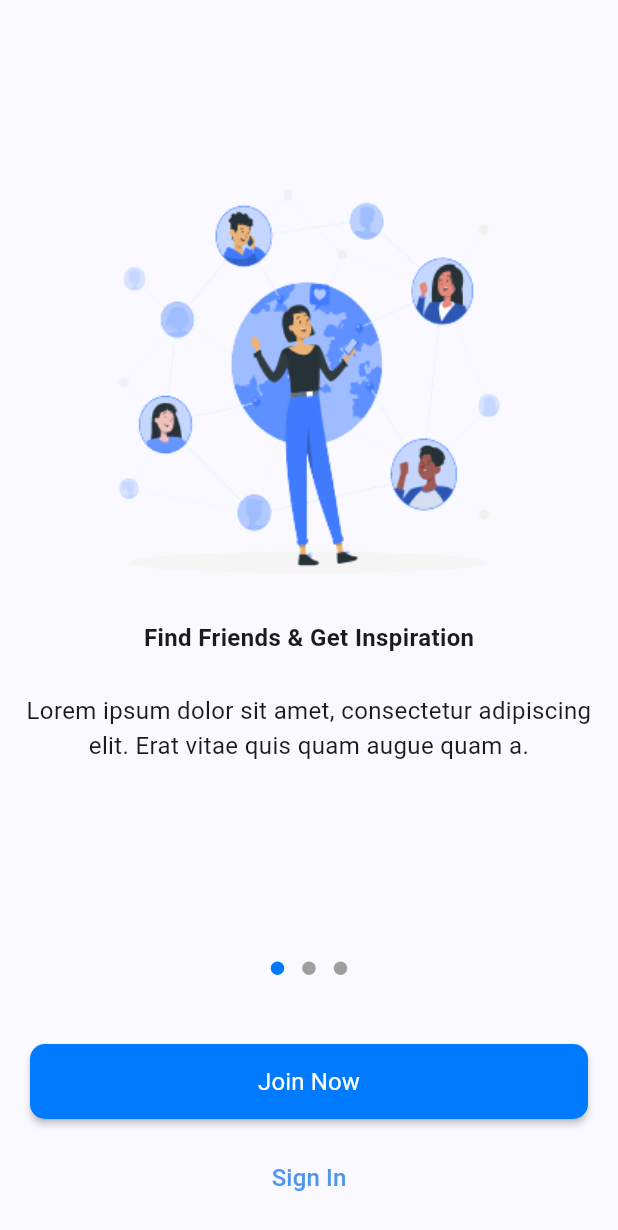
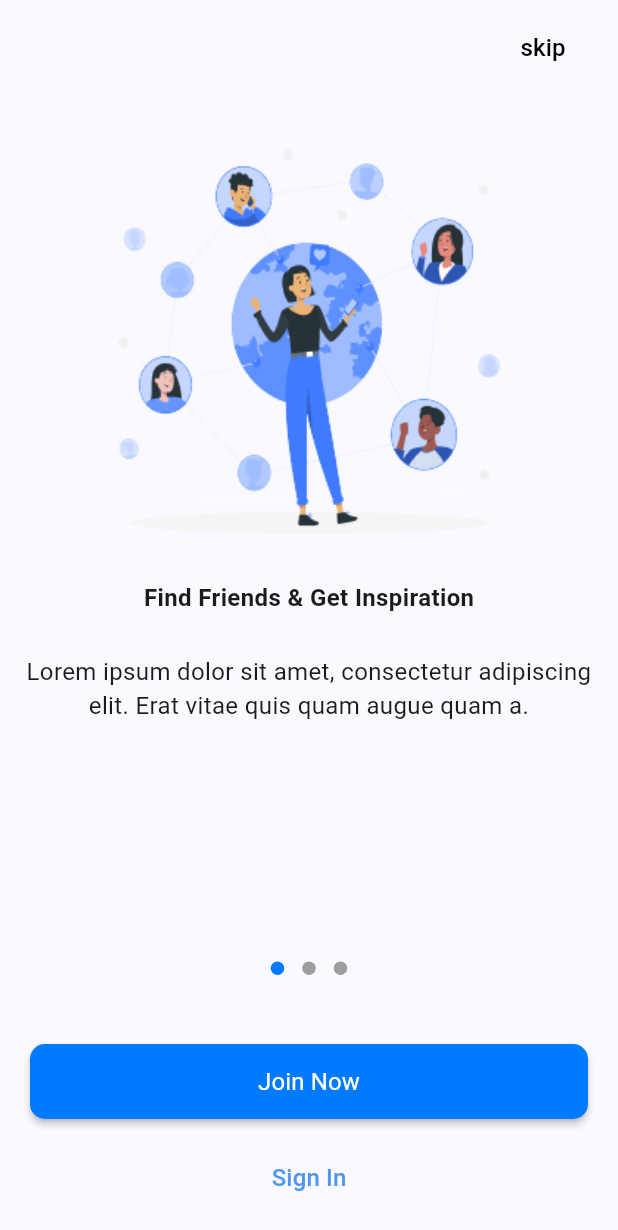
Before and after one commit to Marina59A/social_app, a Flutter app: the screen it shows after launch, on a phone screen of 412 x 824 dp. Shown: the top 1230 px of the screen. Run offline on Flutter 3.47's test engine with Material 3 defaults, Android fonts, the phone set to English and light mode, and no system bars; drawn by our look-alikes of dots_indicator; our stand-ins replace bloc, dartz, firebase_auth, firebase_core, flutter_bloc, get_it and 1 more; accounts and stored records are empty; Roboto replaces fonts that are missing (assets/fonts/Inter_18pt-Regular.ttf).

Commit message:
first commit onBoarding feature

```diff
--- a/lib/features/onBoarding/presentation/widgets/onBoarding_body_view.dart
+++ b/lib/features/onBoarding/presentation/widgets/onBoarding_body_view.dart
@@ -51,8 +51,6 @@ class _PageViewBodyState extends State<PageViewBody> {
                 color: currentPage == 1 || currentPage == 2
                     ? kPrimaryColor
                     : Colors.grey
-
-                // Colors.grey,
                 ),
           ),
           const SizedBox(
--- a/lib/features/onBoarding/presentation/widgets/onBoarding_item.dart
+++ b/lib/features/onBoarding/presentation/widgets/onBoarding_item.dart
@@ -1,4 +1,4 @@
-// ignore_for_file: file_names
+// ignore_for_file: file_names, prefer_const_constructors
 
 import 'package:flutter/material.dart';
 
@@ -7,16 +7,25 @@ class OnBoardingItem extends StatelessWidget {
       {super.key,
       required this.image,
       required this.title,
-      required this.subtitle});
+      required this.subtitle, required this.isVisible});
   final String image, title, subtitle;
+  final bool isVisible;
   @override
   Widget build(BuildContext context) {
     return Scaffold(
       body: Padding(
         padding: const EdgeInsets.symmetric(horizontal: 10),
+        child: SafeArea(
           child: Column(
-          mainAxisAlignment: MainAxisAlignment.center,
+            //mainAxisAlignment: MainAxisAlignment.center,
             children: [
+              Stack(
+                children: [
+                  Column(
+                    children: [
+                      SizedBox(
+                        height: 100,
+                      ),
                       Image.asset(
                         image,
                         width: 315.3,
@@ -27,7 +36,8 @@ class OnBoardingItem extends StatelessWidget {
                       ),
                       Text(
                         title,
-              style: const TextStyle(fontWeight: FontWeight.bold, fontSize: 16),
+                        style: const TextStyle(
+                            fontWeight: FontWeight.bold, fontSize: 16),
                       ),
                       const SizedBox(
                         height: 26,
@@ -39,6 +49,32 @@ class OnBoardingItem extends StatelessWidget {
                       ),
                     ],
                   ),
+                   Visibility(
+                    visible:isVisible ,
+                    child: Padding(
+                      padding: const EdgeInsets.all(8.0),
+                      child: Row(
+                        mainAxisAlignment: MainAxisAlignment.end,
+                        children: [
+                          TextButton(
+                            onPressed: () {},
+                            child: Text(
+                              "skip",
+                              style: TextStyle(
+                                color: Colors.black,
+                                fontSize: 16,
+                              ),
+                            ),
+                          ),
+                        ],
+                      ),
+                    ),
+                  )
+                ],
+              )
+            ],
+          ),
+        ),
       ),
     );
   }
--- a/lib/features/onBoarding/presentation/widgets/onBoarding_page_view.dart
+++ b/lib/features/onBoarding/presentation/widgets/onBoarding_page_view.dart
@@ -1,6 +1,8 @@
 // ignore_for_file: file_names
 
+import 'package:flutter/cupertino.dart';
 import 'package:flutter/material.dart';
+import 'package:flutter/widgets.dart';
 import 'package:social_app/features/onBoarding/presentation/widgets/onBoarding_item.dart';
 
 class OnBoardingPageView extends StatelessWidget {
@@ -10,18 +12,30 @@ class OnBoardingPageView extends StatelessWidget {
   Widget build(BuildContext context) {
     return PageView(
       controller: pageController,
-      children: const [
+      children: [
         OnBoardingItem(
+            isVisible: (pageController.hasClients
+                    ? pageController.page!.round()
+                    : 0) ==
+                0,
             image: 'assets/images/connectedWorld.png',
             title: 'Find Friends & Get Inspiration',
             subtitle:
                 'Lorem ipsum dolor sit amet, consectetur adipiscing elit. Erat vitae quis quam augue quam a.'),
         OnBoardingItem(
+            isVisible: (pageController.hasClients
+                    ? pageController.page!.round()
+                    : 0) !=
+                0,
             image: "assets/images/remoteMeeting.png",
             title: "Meet Awesome People & Enjoy yourself",
             subtitle:
                 "Lorem ipsum dolor sit amet, consectetur adipiscing elit. Erat vitae quis quam augue quam a."),
         OnBoardingItem(
+            isVisible: (pageController.hasClients
+                    ? pageController.page!.round()
+                    : 0) !=
+                0,
             image: "assets/images/onlineFriends.png",
             title: "Hangout with with Friends",
             subtitle:
```
Lines whose indentation alone changed are shown as unchanged.
